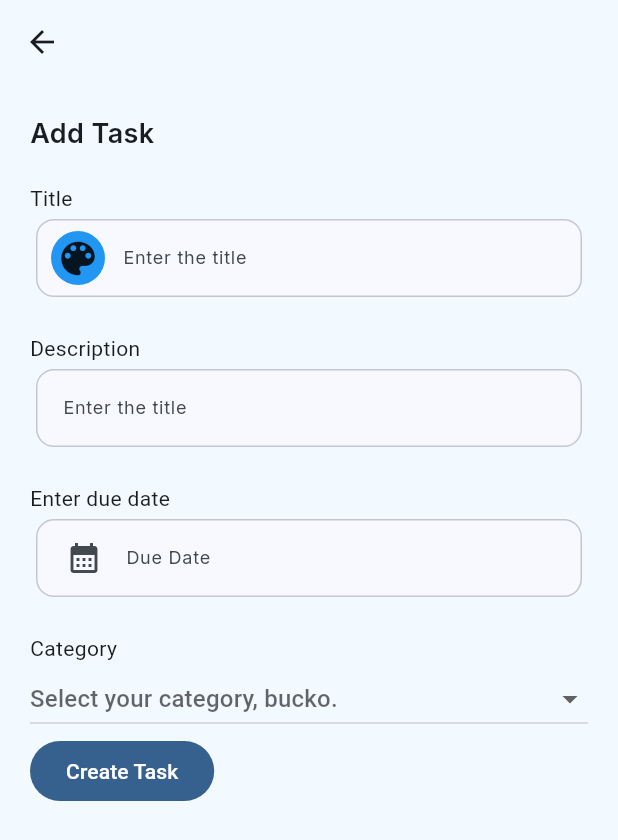
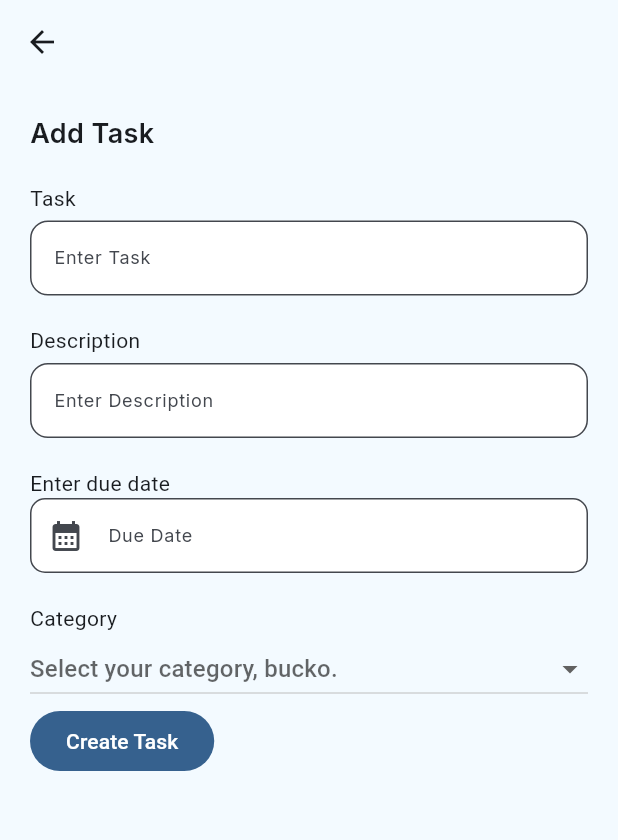
Before and after one commit to hongyi929/HackIT_2025, a Flutter app: the AddTasksPage screen opened directly, on a phone screen of 412 x 824 dp. Shown: the top 840 px of the screen. Run offline on Flutter 3.47's test engine with Material 3 defaults, Android fonts, the phone set to English and light mode, and no system bars; our stand-ins replace google_fonts, hive, hive_flutter, lottie; accounts and stored records are empty; project files that could hold a hidden picture were left out.

Commit message:
Fixed task input validation and widget structure

```diff
--- a/hackit_2025/lib/main.dart
+++ b/hackit_2025/lib/main.dart
@@ -8,7 +8,11 @@ void main() async {
   await Hive.openBox("task_box");
   final myBox = Hive.box("task_box");
   taskAmountNotifier.value = myBox.length;
+  await myBox.clear();
+  print (myBox.length);
+  taskAmountNotifier.value = myBox.length;
   runApp(const MyApp());
+  ;
 }
 
 class MyApp extends StatelessWidget {
--- a/hackit_2025/lib/views/pages/Tasks/add_tasks_page.dart
+++ b/hackit_2025/lib/views/pages/Tasks/add_tasks_page.dart
@@ -5,6 +5,9 @@ import 'package:hackit_2025/views/widgets/date_input_widget.dart';
 import 'package:hackit_2025/views/widgets/input_widget.dart';
 import 'package:hackit_2025/views/widgets/task_dropdown_widget.dart';
 import 'package:hive/hive.dart';
+
+// TextFormField has to be redesigned to have card design and to remove paint icon
+// This is so that input validation looks neat and box highlight during selection is easy
 
 class AddTasksPage extends StatelessWidget {
   const AddTasksPage({super.key});
@@ -15,59 +18,21 @@ class AddTasksPage extends StatelessWidget {
     TextEditingController titleController = TextEditingController();
     TextEditingController descriptionController = TextEditingController();
     TextEditingController dateController = TextEditingController();
+    final taskKey = GlobalKey<FormState>();
 
     return Scaffold(
       backgroundColor: Color(0xFFF3FAFF),
-      appBar: AppBar(
-        backgroundColor: Color(0xFFF3FAFF),
-      ),
+      appBar: AppBar(backgroundColor: Color(0xFFF3FAFF)),
       body: Padding(
         padding: EdgeInsets.all(20),
+        child: Form(
+          key: taskKey,
           child: Column(
             crossAxisAlignment: CrossAxisAlignment.start,
             children: [
               Text("Add Task", style: KTextStyle.header1Text),
               SizedBox(height: 20),
-            Text("Title"),
-            SizedBox(
-              height: 60,
-              child: Card.outlined(
-                child: Padding(
-                  padding: const EdgeInsets.all(8.0),
-                  child: Row(
-                    children: [
-                      Stack(
-                        alignment: AlignmentGeometry.center,
-                        children: [
-                          Container(
-                            height: 40,
-                            width: 40,
-                            decoration: BoxDecoration(
-                              shape: BoxShape.circle,
-                              color: Colors.blue,
-                            ),
-                          ),
-                          Icon(Icons.color_lens, size: 30),
-                        ],
-                      ),
-                      SizedBox(width: 10),
-                      Expanded(
-                        child: TextField(
-                          style: KTextStyle.descriptionText,
-                          textAlignVertical: TextAlignVertical.center,
-                          decoration: InputDecoration(
-                            hintText: "Enter the title",
-                            border: InputBorder.none,
-                            isCollapsed: true,
-                          ),
-                          controller: titleController,
-                        ),
-                      ),
-                    ],
-                  ),
-                ),
-              ),
-            ),
+              InputWidget(title: "Task", controller: titleController),
               SizedBox(height: 20),
               InputWidget(
                 title: "Description",
@@ -78,23 +43,27 @@ class AddTasksPage extends StatelessWidget {
                 title: "Enter due date",
                 controller: dateController,
               ),
-
+              // For dropdown widget, Data will be passed through by selecting category, which will be used as a key to
+              // Acces category color and category name.
               TaskDropdownWidget(),
-
               FilledButton(
                 onPressed: () {
+                  if (taskKey.currentState!.validate()) {
                     myBox.put(titleController.text, [
                       titleController.text,
                       descriptionController.text,
+                      dateController.text,
                     ]);
                     taskAmountNotifier.value++;
                     Navigator.pop(context);
+                  }
                 },
                 child: Text("Create Task"),
               ),
             ],
           ),
         ),
+      ),
     );
   }
 }
--- a/hackit_2025/lib/views/pages/Tasks/tasks_page.dart
+++ b/hackit_2025/lib/views/pages/Tasks/tasks_page.dart
@@ -38,15 +38,17 @@ class _TasksPageState extends State<TasksPage> {
               child: ValueListenableBuilder(
                 valueListenable: taskAmountNotifier,
                 builder: (context, taskAmount, child) {
+                  if (taskAmount > 0) {
                   return ListView.builder(
                     itemCount: taskAmount,
                     itemBuilder: (context, index) {
                       var key = myBox.keyAt(index);
                       final taskItem = myBox.get(key);
                       if (taskAmount > 0) {
+                        print(taskItem);
                         return Column(
                           children: [
-                            TaskWidget(title: taskItem[0], description: taskItem[1]),
+                            TaskWidget(title: taskItem[0], description: taskItem[1], date: taskItem[2]),
                             SizedBox(height: 10),
                           ],
                         );
@@ -55,6 +57,9 @@ class _TasksPageState extends State<TasksPage> {
                       }
                     },
                   );
+                  } else {
+                    return Text("Looks like you need to create a task!");
+                  }
                 },
               ),
             ),
--- a/hackit_2025/lib/views/pages/stats_page.dart
+++ b/hackit_2025/lib/views/pages/stats_page.dart
@@ -10,7 +10,7 @@ class StatsPage extends StatefulWidget {
 class _StatsPageState extends State<StatsPage> {
   @override
   Widget build(BuildContext context) {
-    return Container(
+    return SizedBox(
       width: double.infinity,
       child: Column(children: [Text('Stats')]),
     );
--- a/hackit_2025/lib/views/widgets/date_input_widget.dart
+++ b/hackit_2025/lib/views/widgets/date_input_widget.dart
@@ -7,6 +7,7 @@ class DateInputWidget extends StatelessWidget {
     super.key,
     required this.title,
     required this.controller,
+    requi
   });
 
   final String title;
@@ -14,29 +15,30 @@ class DateInputWidget extends StatelessWidget {
 
   @override
   Widget build(BuildContext context) {
-    TextEditingController inputController = TextEditingController();
     return Column(
       crossAxisAlignment: CrossAxisAlignment.start,
       children: [
         Text(title),
-        SizedBox(
-          height: 60,
-          child: Card.outlined(
-            child: Padding(
-              padding: const EdgeInsets.all(8.0),
-              child: Row(
-                children: [
-                  Expanded(
-                    child: TextField(
+        TextFormField(
           style: KTextStyle.descriptionText,
           textAlignVertical: TextAlignVertical.center,
+          validator: (value) => value!.isEmpty ? "Date needs to be filled" : null,
           decoration: InputDecoration(
             hintText: "Due Date",
-                        border: InputBorder.none,
+            filled: true,
+            fillColor: Colors.white,
+            border: OutlineInputBorder(
+              borderRadius: BorderRadius.circular(10.0),
+              borderSide: BorderSide(
+                color: Colors.grey,
+                width: 1.5
+              )
+            ),
             isCollapsed: true,
+            contentPadding: EdgeInsets.symmetric(vertical: 16.0),
             prefixIcon: Icon(Icons.calendar_month),
           ),
-                      controller: inputController,
+          controller: controller,
           onTap: () async {
             DateTime? datetime = await showDatePicker(
               context: context,
@@ -48,15 +50,9 @@ class DateInputWidget extends StatelessWidget {
               String formattedDate = DateFormat(
                 "d MMM yyyy",
               ).format(datetime);
-                          inputController.text = formattedDate;
+              controller.text = formattedDate;
             }
           },
-                    ),
-                  ),
-                ],
-              ),
-            ),
-          ),
         ),
       ],
     );
--- a/hackit_2025/lib/views/widgets/input_widget.dart
+++ b/hackit_2025/lib/views/widgets/input_widget.dart
@@ -13,30 +13,31 @@ class InputWidget extends StatelessWidget {
       crossAxisAlignment: CrossAxisAlignment.start,
       children: [
         Text(title),
-        SizedBox(
-          height: 60,
-          child: Card.outlined(
-            child: Padding(
-              padding: const EdgeInsets.all(8.0),
-              child: Row(
-                children: [
-                  SizedBox(width: 10),
-                  Expanded(
-                    child: TextField(
-                      style: KTextStyle.descriptionText,
-                      textAlignVertical: TextAlignVertical.center,
-                      decoration: InputDecoration(
-                        hintText: "Enter the title",
-                        border: InputBorder.none,
-                        isCollapsed: true,
-                      ),
-                      controller: controller,
-                    ),
-                  ),
-                ],
-              ),
+        SizedBox(height: 5),
+        TextFormField(
+          validator: (value) =>
+              value!.isNotEmpty ? null : "$title needs to be filled.",
+          style: KTextStyle.descriptionText,
+          textAlignVertical: TextAlignVertical.center,
+          decoration: InputDecoration(
+            contentPadding: EdgeInsets.symmetric(vertical: 16.0),
+            hintText: "Enter $title",
+            filled: true,
+            focusedBorder: OutlineInputBorder(
+              borderRadius: BorderRadius.circular(12.0),
+              borderSide: BorderSide(color: Colors.blue, width: 1.5),
             ),
+            fillColor: Colors.white,
+            focusColor: Colors.white,
+            border: OutlineInputBorder(
+              borderRadius: BorderRadius.circular(12.0),
+              borderSide: BorderSide(color: Colors.grey, width: 1.5),
+            ),
+
+            isCollapsed: true,
+            prefix: SizedBox(width: 12),
           ),
+          controller: controller,
         ),
       ],
     );
--- a/hackit_2025/lib/views/widgets/task_dropdown_widget.dart
+++ b/hackit_2025/lib/views/widgets/task_dropdown_widget.dart
@@ -1,8 +1,14 @@
 import 'package:flutter/material.dart';
 
-class TaskDropdownWidget extends StatelessWidget {
+class TaskDropdownWidget extends StatefulWidget {
   const TaskDropdownWidget({super.key});
 
+  @override
+  State<TaskDropdownWidget> createState() => _TaskDropdownWidgetState();
+}
+    String? dropdownValue;
+
+class _TaskDropdownWidgetState extends State<TaskDropdownWidget> {
   @override
   Widget build(BuildContext context) {
     return Column(
@@ -13,6 +19,7 @@ class TaskDropdownWidget extends StatelessWidget {
         SizedBox(
           width: double.infinity,
           child: DropdownButton(
+            value: dropdownValue,
             hint: Text("Select your category, bucko."),
             isExpanded: true,
             items: [
@@ -34,14 +41,18 @@ class TaskDropdownWidget extends StatelessWidget {
                     ],
                   ),
                 ),
+              ),
 
-              ),
               DropdownMenuItem(
                 value: "gr",
                 child: SizedBox(width: double.infinity, child: Text("Green")),
               ),
             ],
-            onChanged: (value) {},
+            onChanged: (value) {
+              setState(() {
+                dropdownValue = value;
+              });
+            },
           ),
         ),
       ],
--- a/hackit_2025/lib/views/widgets/task_widget.dart
+++ b/hackit_2025/lib/views/widgets/task_widget.dart
@@ -2,17 +2,18 @@
 import 'package:hackit_2025/data/constants.dart';
 
 class TaskWidget extends StatelessWidget {
-  const TaskWidget({super.key, required this.title, required this.description});
+  const TaskWidget({super.key, required this.title, required this.description, required this.date});
 
   final String title;
   final String description;
+  final String date;
 
   @override
   Widget build(BuildContext context) {
     return Card(
       child: Padding(
         padding: EdgeInsets.all(20),
-        child: Container(
+        child: SizedBox(
           height: 100,
           width: double.infinity,
           // Row to separate 2 items: column of description items, and checkbox.
@@ -26,11 +27,11 @@
                   mainAxisAlignment: MainAxisAlignment.spaceBetween,
                   crossAxisAlignment: CrossAxisAlignment.start,
                   children: [
-                    Text("$title", style: KTextStyle.header3Text),
+                    Text(title, style: KTextStyle.header3Text),
                     // softWrap argument to allow text to go into new line if overflows first line
                     // maxLines to determine how many lines before ellipsis is triggered
                     Text(
-                      "$description",
+                      description,
                       softWrap: true,
                       maxLines: 2,
                       overflow: TextOverflow.ellipsis,
@@ -39,7 +40,7 @@
                       children: [
                         Icon(Icons.calendar_month),
                         SizedBox(width: 10),
-                        Text("Sep 21 2025"),
+                        Text(date),
                       ],
                     ),
                   ],
```
Lines whose indentation alone changed are shown as unchanged.
